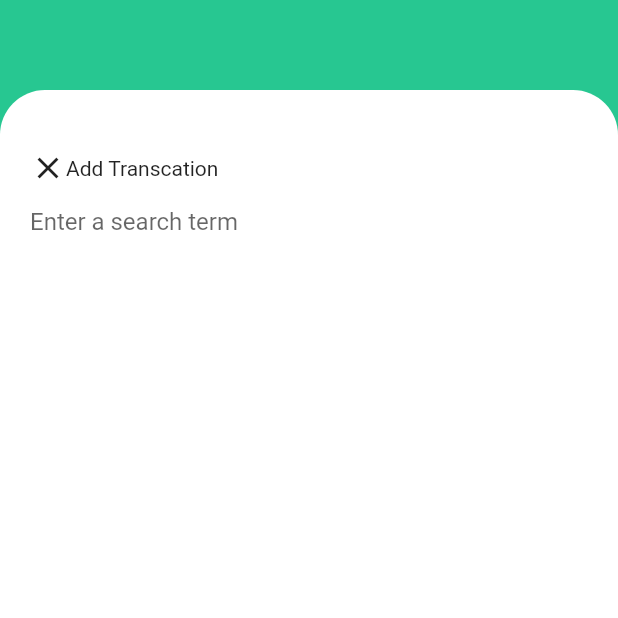
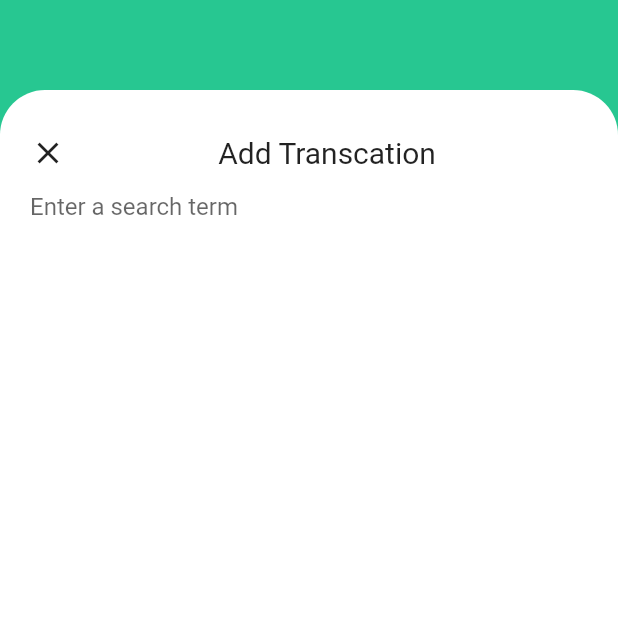
Before and after one commit to keertirajmalik/Pocket-Friend, a Flutter app: the screen it shows after launch, on a phone screen of 412 x 824 dp, the top half of it. Run offline on Flutter 3.47's test engine with Material 2 defaults, Android fonts, the phone set to English and light mode, and no system bars.

Commit message:
added the heading of screen with text at center and icon at beginning

```diff
--- a/lib/screens/add_transaction_screen.dart
+++ b/lib/screens/add_transaction_screen.dart
@@ -12,7 +12,7 @@ class AddTransactionScreen extends StatelessWidget {
           Expanded(
             child: Container(
               padding:
-                  const EdgeInsets.symmetric(horizontal: 20.0, vertical: 40.0),
+                  const EdgeInsets.symmetric(horizontal: 20.0, vertical: 30.0),
               decoration: BoxDecoration(
                 color: Colors.white,
                 borderRadius: BorderRadius.only(
@@ -25,8 +25,12 @@ class AddTransactionScreen extends StatelessWidget {
                   Row(
                     children: [
                       Icon(Icons.close),
-                      Center(
-                        child: Text('Add Transcation'),
+                      Expanded(
+                        child: Text(
+                          'Add Transcation',
+                          textAlign: TextAlign.center,
+                          style: TextStyle(fontSize: 20),
+                        ),
                       ),
                     ],
                   ),
```
